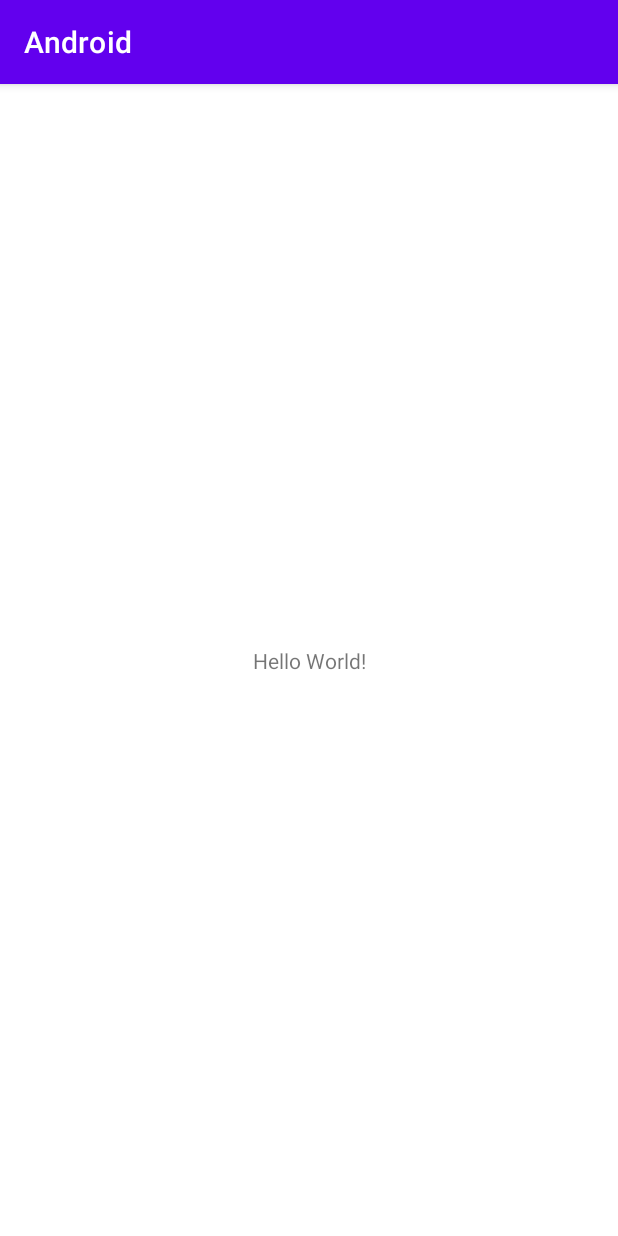
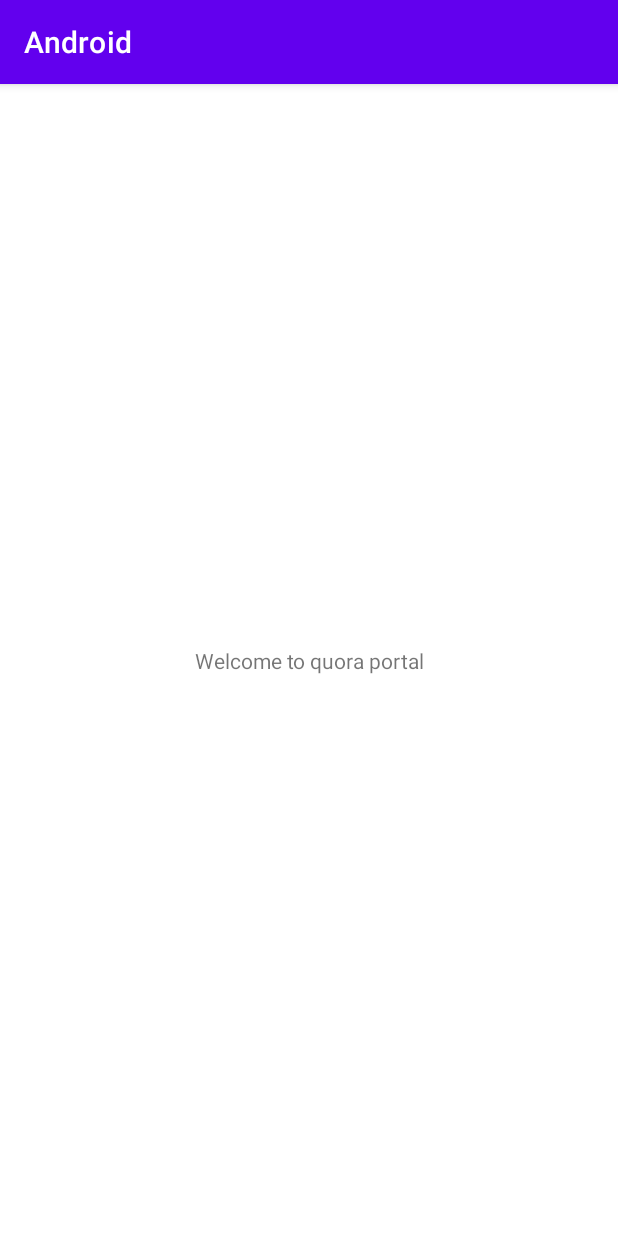
Before and after one commit to Team-4-Quora/android, an Android app: the screen it shows after launch (MainActivity), on a phone screen of 412 x 824 dp. Run offline under Robolectric (Android 15) with nearby library versions, the phone set to English and light mode, and no system bars.

Commit message:
first test

```diff
--- a/app/src/main/res/layout/activity_main.xml
+++ b/app/src/main/res/layout/activity_main.xml
@@ -9,7 +9,7 @@
     <TextView
         android:layout_width="wrap_content"
         android:layout_height="wrap_content"
-        android:text="Hello World!"
+        android:text="Welcome to quora portal"
         app:layout_constraintBottom_toBottomOf="parent"
         app:layout_constraintLeft_toLeftOf="parent"
         app:layout_constraintRight_toRightOf="parent"
```
